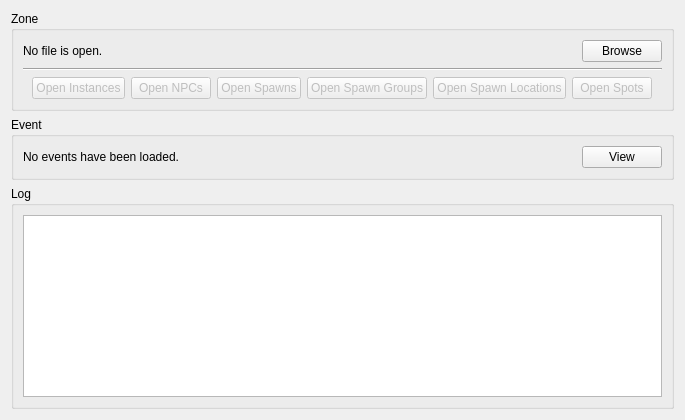
Qt form tools/cathedral/ui/MainWindow.ui (shirolong/comp_hack) before a commit.
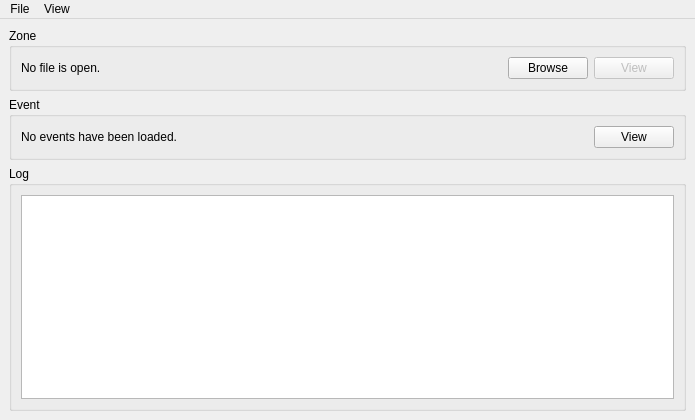
The same form after that commit.

What changed in the file:
```diff
--- a/tools/cathedral/ui/MainWindow.ui
+++ b/tools/cathedral/ui/MainWindow.ui
@@ -1,25 +1,29 @@
 <?xml version="1.0" encoding="UTF-8"?>
 <ui version="4.0">
  <class>MainWindow</class>
- <widget class="QWidget" name="MainWindow">
+ <widget class="QMainWindow" name="MainWindow">
   <property name="geometry">
    <rect>
     <x>0</x>
     <y>0</y>
-    <width>685</width>
+    <width>695</width>
     <height>420</height>
    </rect>
   </property>
   <property name="windowTitle">
    <string>COMP_hack Cathedral of Content</string>
   </property>
-  <layout class="QVBoxLayout" name="verticalLayout_2">
+  <widget class="QWidget" name="centralwidget">
+   <property name="enabled">
+    <bool>true</bool>
+   </property>
+   <layout class="QVBoxLayout" name="mainLayout">
    <item>
     <widget class="QGroupBox" name="groupZone">
      <property name="title">
       <string>Zone</string>
      </property>
-     <layout class="QVBoxLayout" name="verticalLayout_3">
+      <layout class="QVBoxLayout" name="zoneLayout">
       <item>
        <layout class="QHBoxLayout" name="zoneCurrentLayout">
         <item>
@@ -42,103 +46,16 @@
           </property>
          </widget>
         </item>
-       </layout>
-      </item>
       <item>
-       <widget class="Line" name="line">
-        <property name="orientation">
-         <enum>Qt::Horizontal</enum>
-        </property>
-       </widget>
-      </item>
-      <item>
-       <layout class="QHBoxLayout" name="zoneControlLayout">
-        <item>
-         <spacer name="spacerZoneLeft">
-          <property name="orientation">
-           <enum>Qt::Horizontal</enum>
-          </property>
-          <property name="sizeHint" stdset="0">
-           <size>
-            <width>40</width>
-            <height>20</height>
-           </size>
-          </property>
-         </spacer>
-        </item>
-        <item>
-         <widget class="QPushButton" name="pushButton_2">
+          <widget class="QPushButton" name="zoneView">
           <property name="enabled">
            <bool>false</bool>
           </property>
           <property name="text">
-           <string>Open Instances</string>
+            <string>View</string>
           </property>
          </widget>
         </item>
-        <item>
-         <widget class="QPushButton" name="openNPCs">
-          <property name="enabled">
-           <bool>false</bool>
-          </property>
-          <property name="text">
-           <string>Open NPCs</string>
-          </property>
-         </widget>
-        </item>
-        <item>
-         <widget class="QPushButton" name="pushButton_4">
-          <property name="enabled">
-           <bool>false</bool>
-          </property>
-          <property name="text">
-           <string>Open Spawns</string>
-          </property>
-         </widget>
-        </item>
-        <item>
-         <widget class="QPushButton" name="pushButton_5">
-          <property name="enabled">
-           <bool>false</bool>
-          </property>
-          <property name="text">
-           <string>Open Spawn Groups</string>
-          </property>
-         </widget>
-        </item>
-        <item>
-         <widget class="QPushButton" name="pushButton_6">
-          <property name="enabled">
-           <bool>false</bool>
-          </property>
-          <property name="text">
-           <string>Open Spawn Locations</string>
-          </property>
-         </widget>
-        </item>
-        <item>
-         <widget class="QPushButton" name="openSpots">
-          <property name="enabled">
-           <bool>false</bool>
-          </property>
-          <property name="text">
-           <string>Open Spots</string>
-          </property>
-         </widget>
-        </item>
-        <item>
-         <spacer name="spacerZoneRight">
-          <property name="orientation">
-           <enum>Qt::Horizontal</enum>
-          </property>
-          <property name="sizeHint" stdset="0">
-           <size>
-            <width>40</width>
-            <height>20</height>
-           </size>
-          </property>
-         </spacer>
-        </item>
        </layout>
       </item>
      </layout>
@@ -149,7 +66,7 @@
      <property name="title">
       <string>Event</string>
      </property>
-     <layout class="QHBoxLayout" name="horizontalLayout">
+      <layout class="QHBoxLayout" name="eventLayout">
       <item>
        <widget class="QLabel" name="eventCount">
         <property name="text">
@@ -190,6 +107,41 @@
     </widget>
    </item>
   </layout>
+  </widget>
+  <widget class="QMenuBar" name="menubar">
+   <property name="geometry">
+    <rect>
+     <x>0</x>
+     <y>0</y>
+     <width>695</width>
+     <height>21</height>
+    </rect>
+   </property>
+   <widget class="QMenu" name="menuFile">
+    <property name="title">
+     <string>File</string>
+    </property>
+    <addaction name="actionQuit"/>
+   </widget>
+   <widget class="QMenu" name="menuView">
+    <property name="title">
+     <string>View</string>
+    </property>
+    <widget class="QMenu" name="menuResourceList">
+     <property name="title">
+      <string>Resource List</string>
+     </property>
+    </widget>
+    <addaction name="menuResourceList"/>
+   </widget>
+   <addaction name="menuFile"/>
+   <addaction name="menuView"/>
+  </widget>
+  <action name="actionQuit">
+   <property name="text">
+    <string>Quit</string>
+   </property>
+  </action>
  </widget>
  <resources/>
  <connections/>
```
Lines whose indentation alone changed are shown as unchanged.
